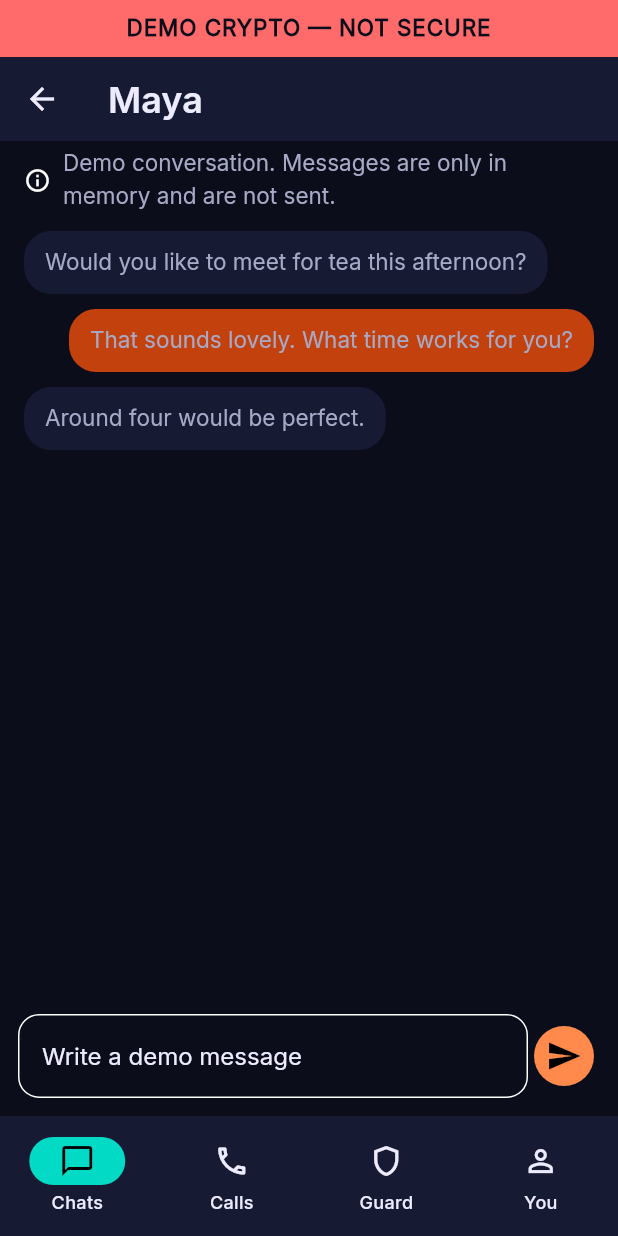
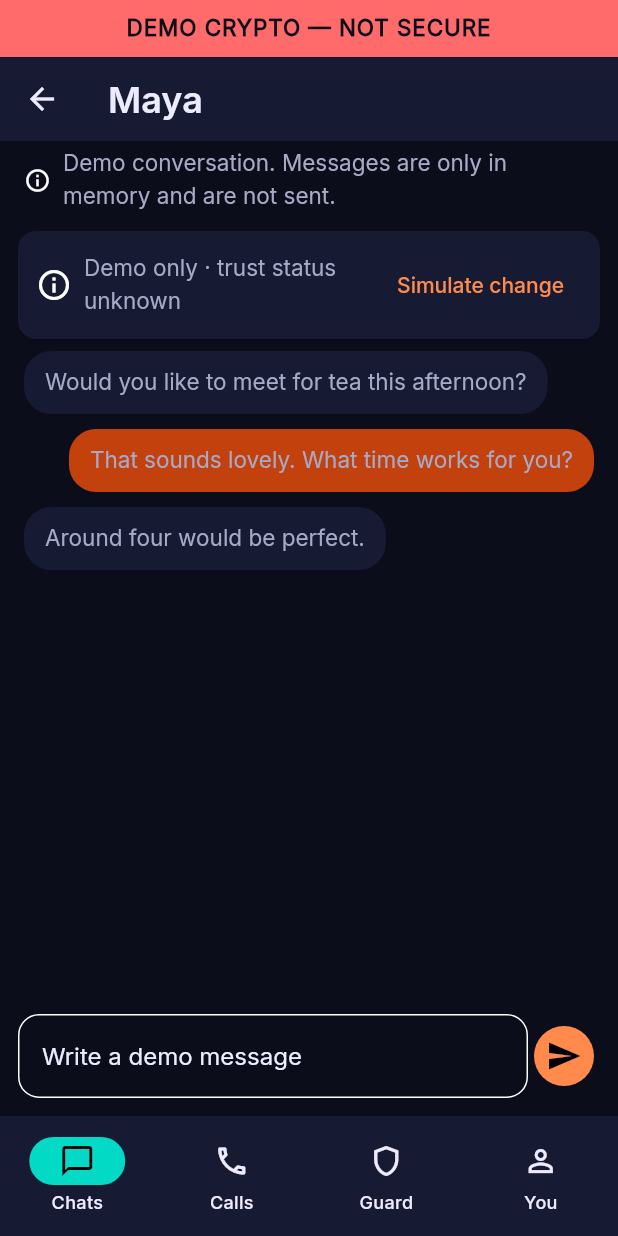
Before and after one commit to MAbrar1/Sargoshi, a Flutter app: the screen it shows after launch, after a tap on an icon or button, on a phone screen of 412 x 824 dp. Run offline on Flutter 3.47's test engine with Material 3 defaults, Android fonts, the phone set to English and light mode, and no system bars; our stand-ins replace cupertino_ui, flutter_riverpod, material_ui; generated files the repository leaves out were written again; statements that could not run were skipped.

Commit message:
Connect per-chat demo key-change gate to local outgoing draft queue

```diff
--- a/lib/application/chat/demo_messages.dart
+++ b/lib/application/chat/demo_messages.dart
@@ -16,3 +16,9 @@ final demoMessagesProvider = StateProvider.family<List<DemoMessage>, String>(
     _ => const [],
   },
 );
+
+/// Unsent demo drafts held by the local key-change gate. Memory only; no
+/// persistence or transport is implemented.
+final pendingDemoMessagesProvider = StateProvider.family<List<String>, String>(
+  (ref, chatId) => const [],
+);
--- a/lib/application/trust/trust_controller.dart
+++ b/lib/application/trust/trust_controller.dart
@@ -5,11 +5,11 @@ import '../../domain/trust/trust_state.dart';
 
 const String kDemoTrustSource = 'demo/manual-review';
 
-final trustProvider = StateNotifierProvider<TrustController, TrustState>((ref) {
+final trustProvider = StateNotifierProvider.family<TrustController, TrustState, String>((ref, contactId) {
   final now = DateTime.now().toUtc();
   return TrustController(
     initialMeasurement: Measured.unknown(
-      source: kDemoTrustSource,
+      source: '$kDemoTrustSource/$contactId',
       measuredAt: now,
     ),
   );
--- a/lib/l10n/app_en.arb
+++ b/lib/l10n/app_en.arb
@@ -70,5 +70,13 @@
   "trustBlocked": "Blocked. Outgoing messages remain held by this demo gate.",
   "trustSimulateKeyChange": "Simulate key change (demo)",
   "trustAcceptKeyChange": "Accept key change in demo",
-  "trustBlockKeyChange": "Block contact in demo"
+  "trustBlockKeyChange": "Block contact in demo",
+  "demoTrustUnknown": "Demo only · trust status unknown",
+  "demoTrustAwaitingReview": "Demo key change · {count} outgoing message(s) held",
+  "@demoTrustAwaitingReview": {"placeholders": {"count": {"type": "int"}}},
+  "demoTrustAccepted": "Change accepted in demo · identity remains unverified",
+  "demoTrustBlocked": "Contact blocked in demo · {count} queued message(s) remain unsent",
+  "@demoTrustBlocked": {"placeholders": {"count": {"type": "int"}}},
+  "demoSimulateKeyChange": "Simulate change",
+  "demoSendHeld": "Sending paused for demo review"
 }
--- a/lib/ui/chat/chat_home_screen.dart
+++ b/lib/ui/chat/chat_home_screen.dart
@@ -3,7 +3,9 @@ import 'package:material_ui/material_ui.dart';
 
 import '../../application/chat/demo_chat.dart';
 import '../../application/chat/demo_messages.dart';
+import '../../application/trust/trust_controller.dart';
 import '../../core/design/tokens.dart';
+import '../../domain/trust/trust_state.dart';
 import '../../l10n/app_localizations.dart';
 import '../shared/demo_crypto_banner.dart';
 
@@ -231,6 +233,9 @@ class _DemoThreadState extends ConsumerState<_DemoThread> {
   Widget build(BuildContext context) {
     final l10n = AppLocalizations.of(context);
     final messages = ref.watch(demoMessagesProvider(widget.chat.id));
+    final trust = ref.watch(trustProvider(widget.chat.id));
+    final pending = ref.watch(pendingDemoMessagesProvider(widget.chat.id));
+    final isHeld = !trust.canSend;
     return Column(
       children: [
         AppBar(
@@ -252,6 +257,11 @@ class _DemoThreadState extends ConsumerState<_DemoThread> {
               Expanded(child: Text(l10n.demoThreadDisclosure)),
             ],
           ),
+        ),
+        _DemoKeyChangeGate(
+          chatId: widget.chat.id,
+          state: trust.gateState,
+          pendingCount: pending.length,
         ),
         Expanded(
           child: ListView.builder(
@@ -292,8 +302,9 @@ class _DemoThreadState extends ConsumerState<_DemoThread> {
                 Expanded(
                   child: TextField(
                     controller: _composer,
+                    enabled: !isHeld,
                     decoration: InputDecoration(
-                      hintText: l10n.messageInputHint,
+                      hintText: isHeld ? l10n.demoSendHeld : l10n.messageInputHint,
                       border: OutlineInputBorder(
                         borderRadius: BorderRadius.circular(Radii.input),
                       ),
@@ -304,7 +315,7 @@ class _DemoThreadState extends ConsumerState<_DemoThread> {
                 ),
                 IconButton.filled(
                   tooltip: l10n.sendDemoMessage,
-                  onPressed: () => _send(l10n),
+                  onPressed: isHeld ? null : () => _send(l10n),
                   icon: const Icon(Icons.send),
                 ),
               ],
@@ -318,12 +329,93 @@ class _DemoThreadState extends ConsumerState<_DemoThread> {
   void _send(AppLocalizations l10n) {
     final text = _composer.text.trim();
     if (text.isEmpty) return;
+    final trust = ref.read(trustProvider(widget.chat.id));
+    if (trust.canSend) {
+      _appendDemoMessage(text);
+    } else {
+      final queue = ref.read(pendingDemoMessagesProvider(widget.chat.id).notifier);
+      queue.state = [...queue.state, text];
+    }
+    _composer.clear();
+  }
+
+  void _appendDemoMessage(String text) {
     final notifier = ref.read(demoMessagesProvider(widget.chat.id).notifier);
-    notifier.state = [
-      ...notifier.state,
-      DemoMessage(text: text, isOutgoing: true),
-    ];
-    _composer.clear();
+    notifier.state = [...notifier.state, DemoMessage(text: text, isOutgoing: true)];
+  }
+}
+
+final class _DemoKeyChangeGate extends ConsumerWidget {
+  const _DemoKeyChangeGate({
+    required this.chatId,
+    required this.state,
+    required this.pendingCount,
+  });
+
+  final String chatId;
+  final KeyChangeGateState state;
+  final int pendingCount;
+
+  @override
+  Widget build(BuildContext context, WidgetRef ref) {
+    final l10n = AppLocalizations.of(context);
+    final controller = ref.read(trustProvider(chatId).notifier);
+    final text = switch (state) {
+      KeyChangeGateState.idle => l10n.demoTrustUnknown,
+      KeyChangeGateState.awaitingReview => l10n.demoTrustAwaitingReview(pendingCount),
+      KeyChangeGateState.accepted => l10n.demoTrustAccepted,
+      KeyChangeGateState.blocked => l10n.demoTrustBlocked(pendingCount),
+    };
+    return Card(
+      margin: const EdgeInsetsDirectional.fromSTEB(12, 0, 12, 8),
+      child: Padding(
+        padding: const EdgeInsetsDirectional.all(12),
+        child: Column(
+          crossAxisAlignment: CrossAxisAlignment.start,
+          children: [
+            Row(
+              children: [
+                const Icon(Icons.info_outline),
+                const SizedBox(width: 8),
+                Expanded(child: Text(text)),
+                if (state == KeyChangeGateState.idle ||
+                    state == KeyChangeGateState.accepted)
+                  TextButton(
+                    onPressed: controller.simulateKeyChange,
+                    child: Text(l10n.demoSimulateKeyChange),
+                  ),
+              ],
+            ),
+            if (state == KeyChangeGateState.awaitingReview) ...[
+              const SizedBox(height: 8),
+              Wrap(
+                spacing: 8,
+                runSpacing: 8,
+                children: [
+                  FilledButton.tonal(
+                    onPressed: () {
+                      controller.acceptKeyChange();
+                      final queue = ref.read(pendingDemoMessagesProvider(chatId).notifier);
+                      final messages = ref.read(demoMessagesProvider(chatId).notifier);
+                      messages.state = [
+                        ...messages.state,
+                        ...queue.state.map((text) => DemoMessage(text: text, isOutgoing: true)),
+                      ];
+                      queue.state = const [];
+                    },
+                    child: Text(l10n.trustAcceptKeyChange),
+                  ),
+                  OutlinedButton(
+                    onPressed: controller.blockKeyChange,
+                    child: Text(l10n.trustBlockKeyChange),
+                  ),
+                ],
+              ),
+            ],
+          ],
+        ),
+      ),
+    );
   }
 }
 
```
Also changed, not shown: 1 other file.
